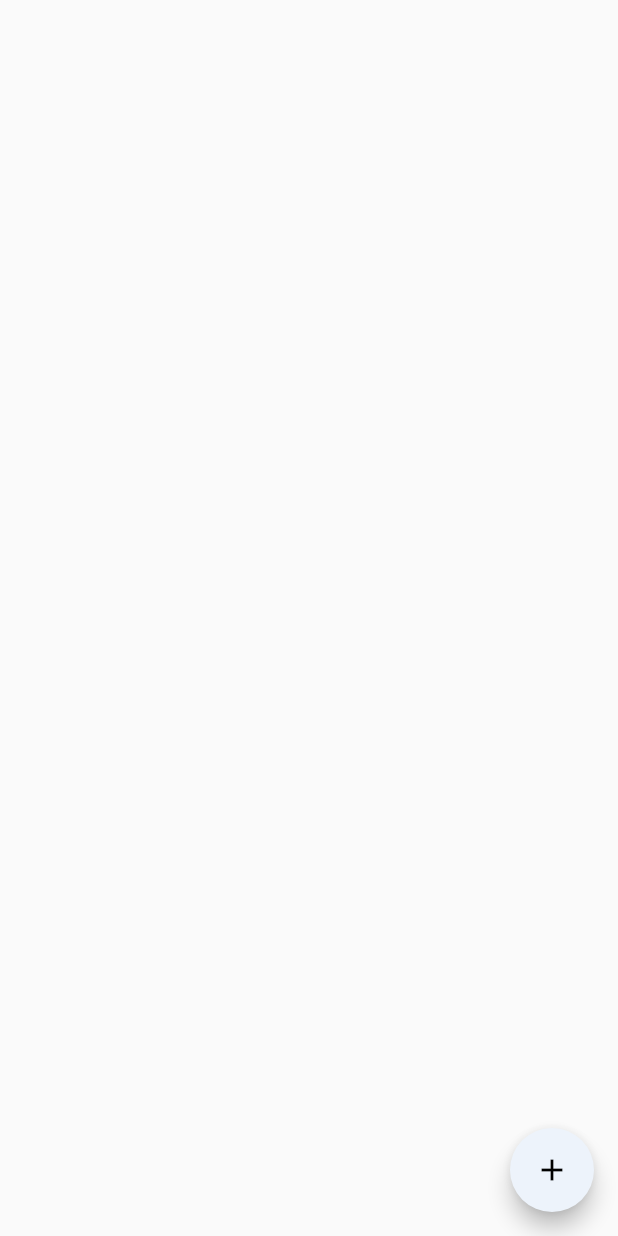
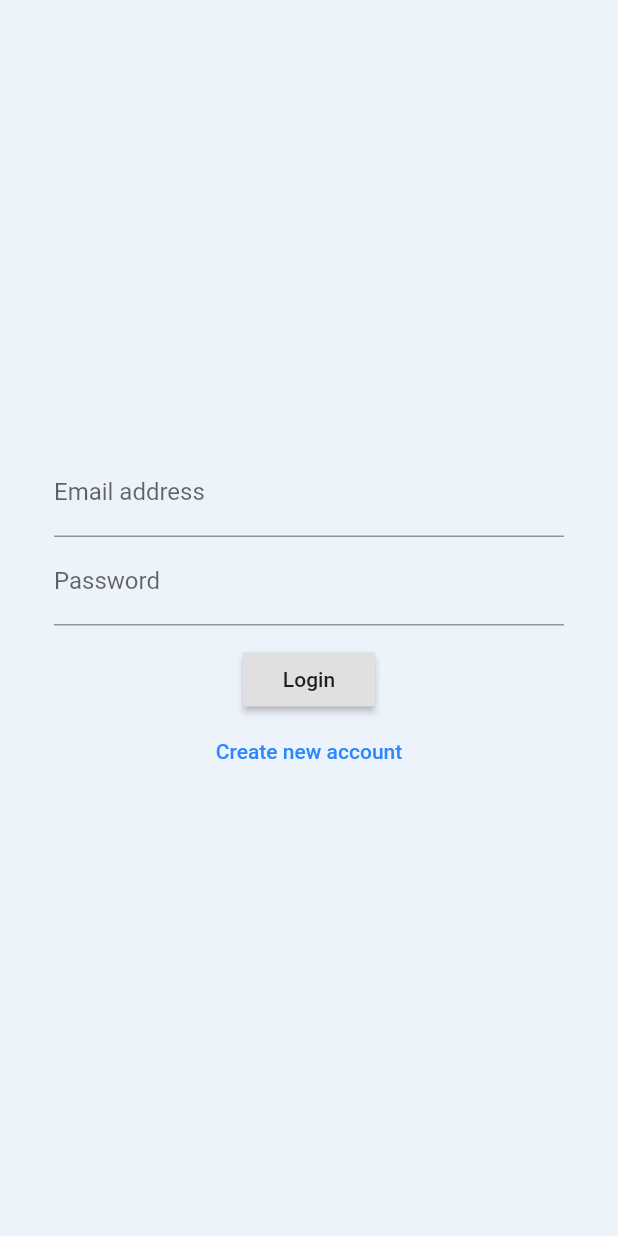
Before and after one commit to reuben21/QuickChat-A-Chat-App-Flutter-Firebase, a Flutter app: the screen it shows after launch, on a phone screen of 412 x 824 dp. Run offline on Flutter 3.47's test engine with Material 2 defaults, Android fonts, the phone set to English and light mode, and no system bars; our stand-ins replace cloud_firestore, firebase_core, google_fonts; accounts and stored records are empty.

Commit message:
Auth Form Added

```diff
--- a/lib/main.dart
+++ b/lib/main.dart
@@ -1,3 +1,4 @@
+import 'package:chat_app_firebase/screens/auth_screen.dart';
 import 'package:chat_app_firebase/screens/chat_screen.dart';
 import 'package:firebase_core/firebase_core.dart';
 import 'package:flutter/material.dart';
@@ -30,7 +31,7 @@ class MyApp extends StatelessWidget {
               headline1: GoogleFonts.lato(fontSize: 25, color: kSecondaryColor),
             ),
       ),
-      home: ChatScreen(),
+      home: AuthScreen(),
     );
   }
 }
--- a/lib/screens/auth_screen.dart
+++ b/lib/screens/auth_screen.dart
@@ -0,0 +1,28 @@
+import 'package:flutter/material.dart';
+
+import '../colors.dart';
+import '../widget/auth_form.dart';
+
+class AuthScreen extends StatefulWidget {
+  @override
+  _AuthScreenState createState() => _AuthScreenState();
+}
+
+class _AuthScreenState extends State<AuthScreen> {
+  void _submitAuthForm(
+      String email,
+      String password,
+      String username,
+      bool isLogin,
+      ) {
+
+  }
+
+  @override
+  Widget build(BuildContext context) {
+    return Scaffold(
+      backgroundColor: kPrimaryColorAccent,
+      body: AuthForm(_submitAuthForm,),
+    );
+  }
+}
--- a/lib/screens/chat_screen.dart
+++ b/lib/screens/chat_screen.dart
@@ -22,7 +22,7 @@ class _ChatScreenState extends State<ChatScreen> {
     super.initState();
   }
 
-  CollectionReference _sendMessage = FirebaseFirestore.instance.collection('chat');
+
   @override
   Widget build(BuildContext context) {
 
@@ -50,7 +50,7 @@ class _ChatScreenState extends State<ChatScreen> {
 
     floatingActionButton: FloatingActionButton(
         onPressed: () {
-          _sendMessage.add({'text':"FloatingActionButton"}).then((value) => print("User Added"))
+          FirebaseFirestore.instance.collection('chat').add({'text':"FloatingActionButton"}).then((value) => print("User Added"))
               .catchError((error) => print("Failed to add user: $error"));
         },
         child: Icon(Icons.add),
--- /dev/null
+++ b/lib/widget/auth_form.dart
@@ -0,0 +1,122 @@
+import 'package:chat_app_firebase/colors.dart';
+import 'package:flutter/material.dart';
+
+class AuthForm extends StatefulWidget {
+  AuthForm(this.submitFn);
+
+  final void Function(
+    String email,
+    String password,
+    String userName,
+    bool isLogin,
+  ) submitFn;
+
+  @override
+  _AuthFormState createState() => _AuthFormState();
+}
+
+class _AuthFormState extends State<AuthForm> {
+  final _formKey = GlobalKey<FormState>();
+  var _isLogin = true;
+  var _userEmail = '';
+  var _userName = '';
+  var _userPassword = '';
+
+  void _trySubmit() {
+    final isValid = _formKey.currentState!.validate();
+    FocusScope.of(context).unfocus();
+
+    if (isValid) {
+      _formKey.currentState!.save();
+     widget.submitFn(
+       _userEmail,
+       _userPassword,
+       _userName,
+       _isLogin
+     );
+    }
+  }
+
+  @override
+  Widget build(BuildContext context) {
+    return Center(
+      child: Container(
+
+        margin: EdgeInsets.all(20),
+        child: SingleChildScrollView(
+          child: Padding(
+            padding: EdgeInsets.all(16),
+            child: Form(
+              key: _formKey,
+              child: Column(
+                mainAxisSize: MainAxisSize.min,
+                children: <Widget>[
+                  TextFormField(
+                    key: ValueKey('email'),
+                    validator: (value) {
+                      if (value!.isEmpty || !value.contains('@')) {
+                        return 'Please enter a valid email address.';
+                      }
+                      return null;
+                    },
+                    keyboardType: TextInputType.emailAddress,
+                    decoration: InputDecoration(
+                      labelText: 'Email address',
+                    ),
+                    onSaved: (value) {
+                      _userEmail = value!;
+                    },
+                  ),
+                  if (!_isLogin)
+                    TextFormField(
+                      key: ValueKey('username'),
+                      validator: (value) {
+                        if (value!.isEmpty || value.length < 4) {
+                          return 'Please enter at least 4 characters';
+                        }
+                        return null;
+                      },
+                      decoration: InputDecoration(labelText: 'Username'),
+                      onSaved: (value) {
+                        _userName = value!;
+                      },
+                    ),
+                  TextFormField(
+                    key: ValueKey('password'),
+                    validator: (value) {
+                      if (value!.isEmpty || value.length < 7) {
+                        return 'Password must be at least 7 characters long.';
+                      }
+                      return null;
+                    },
+                    decoration: InputDecoration(labelText: 'Password'),
+                    obscureText: true,
+                    onSaved: (value) {
+                      _userPassword = value!;
+                    },
+                  ),
+                  SizedBox(height: 12),
+                  RaisedButton(
+                    child: Text(_isLogin ? 'Login' : 'Signup'),
+                    onPressed: _trySubmit,
+                  ),
+                  FlatButton(
+                    textColor: Theme.of(context).primaryColor,
+                    child: Text(_isLogin
+                        ? 'Create new account'
+                        : 'I already have an account'),
+                    onPressed: () {
+                      setState(() {
+                        _isLogin = !_isLogin;
+                      });
+                    },
+                  )
+                ],
+              ),
+            ),
+          ),
+        ),
+      ),
+    );
+  }
+}
```
